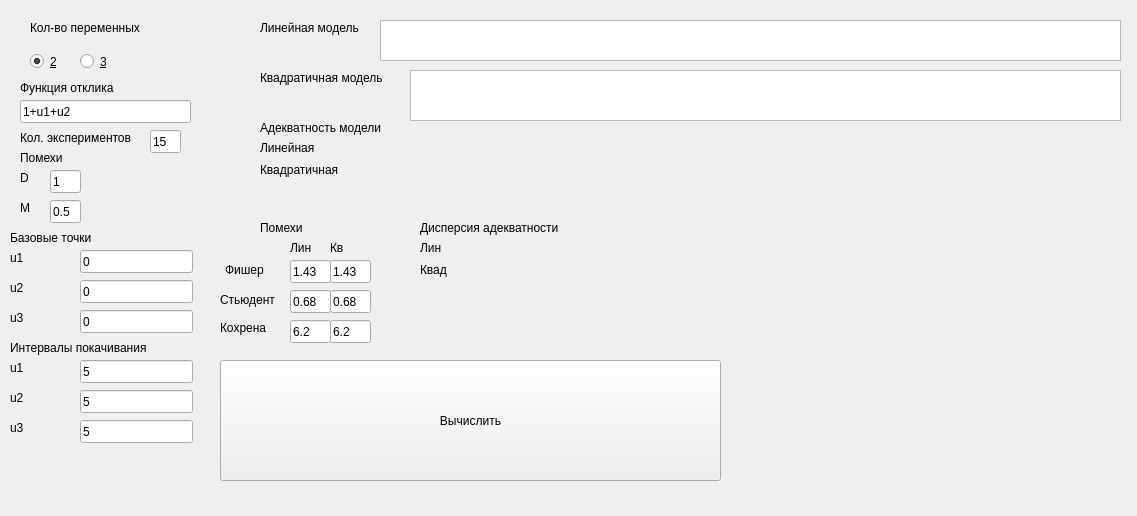
Old version of the form form.ui in the repository antonshilov/MAD2.
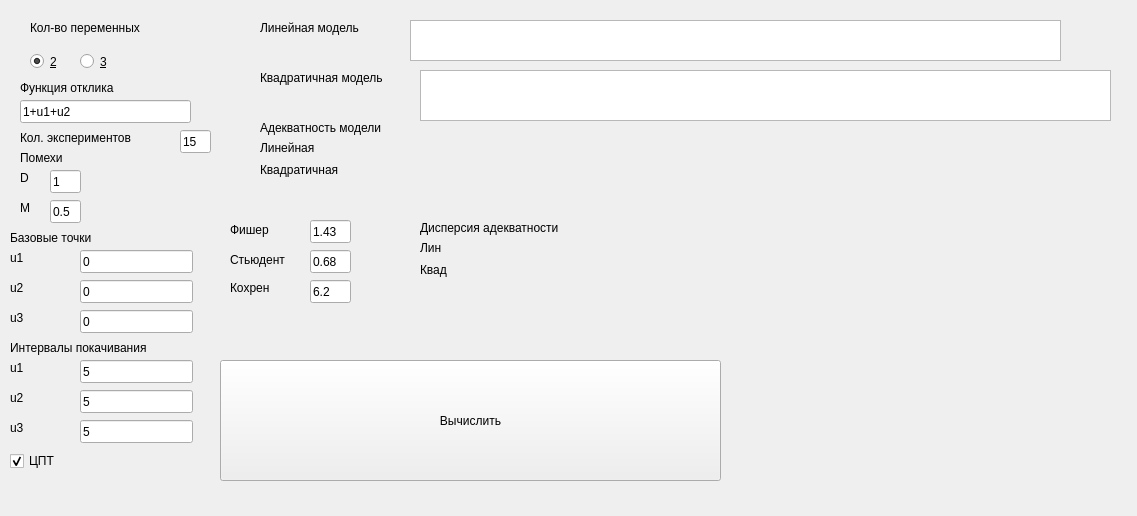
New version of the form.

```diff
--- a/form.ui
+++ b/form.ui
@@ -57,7 +57,7 @@
     <rect>
      <x>20</x>
      <y>130</y>
-     <width>131</width>
+     <width>151</width>
      <height>16</height>
     </rect>
    </property>
@@ -330,7 +330,7 @@
     <rect>
      <x>260</x>
      <y>70</y>
-     <width>151</width>
+     <width>161</width>
      <height>16</height>
     </rect>
    </property>
@@ -403,24 +403,11 @@
     <string/>
    </property>
   </widget>
-  <widget class="QLabel" name="label_24">
-   <property name="geometry">
-    <rect>
-     <x>290</x>
-     <y>240</y>
-     <width>31</width>
-     <height>16</height>
-    </rect>
-   </property>
-   <property name="text">
-    <string>Лин</string>
-   </property>
-  </widget>
   <widget class="QLineEdit" name="fish_lin">
    <property name="geometry">
     <rect>
-     <x>290</x>
-     <y>260</y>
+     <x>310</x>
+     <y>220</y>
      <width>41</width>
      <height>23</height>
     </rect>
@@ -432,8 +419,8 @@
   <widget class="QLineEdit" name="stud_lin">
    <property name="geometry">
     <rect>
-     <x>290</x>
-     <y>290</y>
+     <x>310</x>
+     <y>250</y>
      <width>41</width>
      <height>23</height>
     </rect>
@@ -442,25 +429,12 @@
     <string>0.68</string>
    </property>
   </widget>
-  <widget class="QLabel" name="label_25">
-   <property name="geometry">
-    <rect>
-     <x>260</x>
-     <y>220</y>
-     <width>57</width>
-     <height>15</height>
-    </rect>
-   </property>
-   <property name="text">
-    <string>Помехи</string>
-   </property>
-  </widget>
   <widget class="QLabel" name="label_26">
    <property name="geometry">
     <rect>
-     <x>220</x>
-     <y>290</y>
-     <width>61</width>
+     <x>230</x>
+     <y>250</y>
+     <width>71</width>
      <height>20</height>
     </rect>
    </property>
@@ -471,8 +445,8 @@
   <widget class="QLabel" name="label_28">
    <property name="geometry">
     <rect>
-     <x>225</x>
-     <y>260</y>
+     <x>230</x>
+     <y>220</y>
      <width>51</width>
      <height>20</height>
     </rect>
@@ -484,8 +458,8 @@
   <widget class="QLineEdit" name="koh_lin">
    <property name="geometry">
     <rect>
-     <x>290</x>
-     <y>320</y>
+     <x>310</x>
+     <y>280</y>
      <width>41</width>
      <height>23</height>
     </rect>
@@ -497,66 +471,14 @@
   <widget class="QLabel" name="label_27">
    <property name="geometry">
     <rect>
-     <x>220</x>
-     <y>320</y>
+     <x>230</x>
+     <y>280</y>
      <width>61</width>
      <height>16</height>
     </rect>
    </property>
    <property name="text">
-    <string>Кохрена</string>
-   </property>
-  </widget>
-  <widget class="QLineEdit" name="stud_quad">
-   <property name="geometry">
-    <rect>
-     <x>330</x>
-     <y>290</y>
-     <width>41</width>
-     <height>23</height>
-    </rect>
-   </property>
-   <property name="text">
-    <string>0.68</string>
-   </property>
-  </widget>
-  <widget class="QLineEdit" name="fish_quad">
-   <property name="geometry">
-    <rect>
-     <x>330</x>
-     <y>260</y>
-     <width>41</width>
-     <height>23</height>
-    </rect>
-   </property>
-   <property name="text">
-    <string>1.43</string>
-   </property>
-  </widget>
-  <widget class="QLineEdit" name="koh_quad">
-   <property name="geometry">
-    <rect>
-     <x>330</x>
-     <y>320</y>
-     <width>41</width>
-     <height>23</height>
-    </rect>
-   </property>
-   <property name="text">
-    <string>6.2</string>
-   </property>
-  </widget>
-  <widget class="QLabel" name="label_29">
-   <property name="geometry">
-    <rect>
-     <x>330</x>
-     <y>240</y>
-     <width>21</width>
-     <height>16</height>
-    </rect>
-   </property>
-   <property name="text">
-    <string>Кв</string>
+    <string>Кохрен</string>
    </property>
   </widget>
   <widget class="QPushButton" name="calc_btn">
@@ -629,7 +551,7 @@
     <rect>
      <x>420</x>
      <y>220</y>
-     <width>161</width>
+     <width>181</width>
      <height>16</height>
     </rect>
    </property>
@@ -640,7 +562,7 @@
   <widget class="QLineEdit" name="exp_num">
    <property name="geometry">
     <rect>
-     <x>150</x>
+     <x>180</x>
      <y>130</y>
      <width>31</width>
      <height>23</height>
@@ -682,9 +604,9 @@
   <widget class="QPlainTextEdit" name="linear_model">
    <property name="geometry">
     <rect>
-     <x>380</x>
+     <x>410</x>
      <y>20</y>
-     <width>741</width>
+     <width>651</width>
      <height>41</height>
     </rect>
    </property>
@@ -692,13 +614,29 @@
   <widget class="QPlainTextEdit" name="quad_model">
    <property name="geometry">
     <rect>
-     <x>410</x>
+     <x>420</x>
      <y>70</y>
-     <width>711</width>
+     <width>691</width>
      <height>51</height>
     </rect>
    </property>
   </widget>
+  <widget class="QCheckBox" name="isCkp">
+   <property name="geometry">
+    <rect>
+     <x>10</x>
+     <y>450</y>
+     <width>97</width>
+     <height>22</height>
+    </rect>
+   </property>
+   <property name="text">
+    <string>ЦПТ</string>
+   </property>
+   <property name="checked">
+    <bool>true</bool>
+   </property>
+  </widget>
  </widget>
  <resources/>
  <connections/>
```
